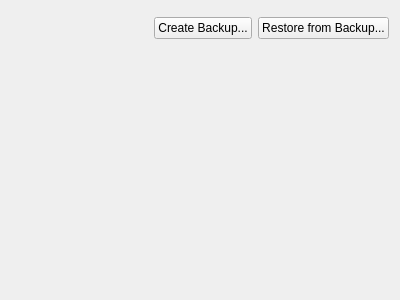
Qt form client/src/ui/widgets/settings/database_management_widget.ui (networkoptix/nx_open) before a commit.
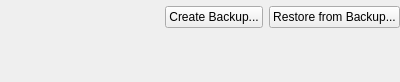
The same form after that commit. Custom widgets are drawn as their Qt base class.

Commit message:
Adjust margins in general system administration tab.
<==== Mercurial data ====>
Branch: new_style

```diff
--- a/client/src/ui/widgets/settings/database_management_widget.ui
+++ b/client/src/ui/widgets/settings/database_management_widget.ui
@@ -7,13 +7,25 @@
     <x>0</x>
     <y>0</y>
     <width>400</width>
-    <height>300</height>
+    <height>82</height>
    </rect>
   </property>
   <property name="windowTitle">
    <string/>
   </property>
   <layout class="QVBoxLayout" name="verticalLayout">
+   <property name="leftMargin">
+    <number>0</number>
+   </property>
+   <property name="topMargin">
+    <number>0</number>
+   </property>
+   <property name="rightMargin">
+    <number>0</number>
+   </property>
+   <property name="bottomMargin">
+    <number>0</number>
+   </property>
    <item>
     <widget class="QnWordWrappedLabel" name="labelWidget" native="true"/>
    </item>
```
The commit also changes 2 other files.
